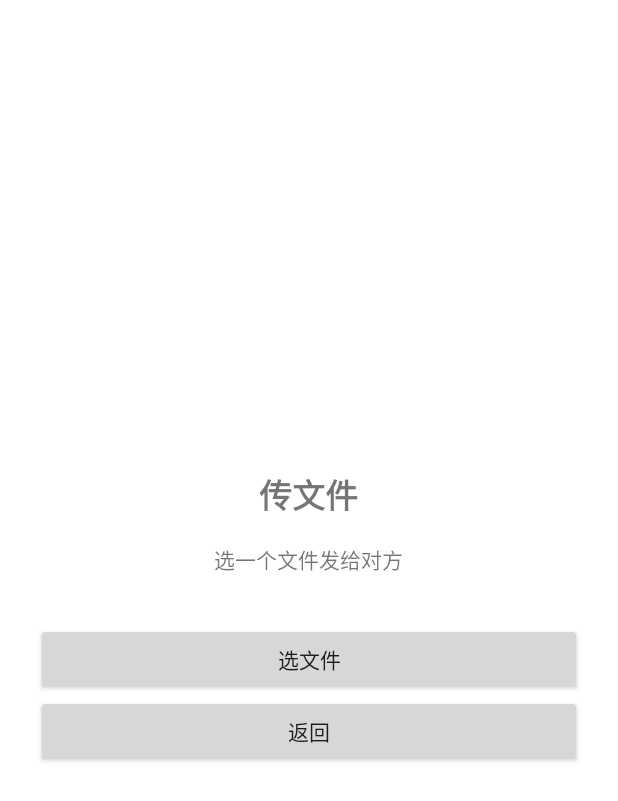
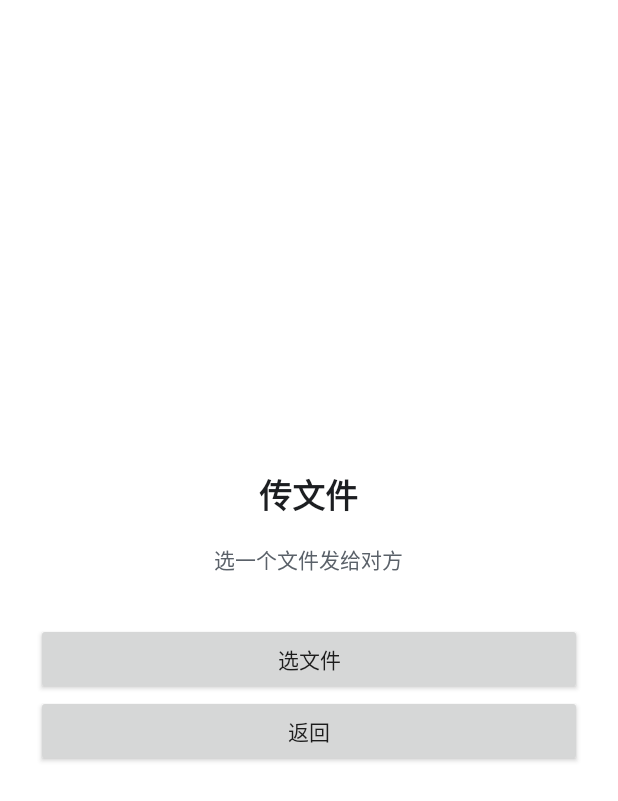
Before and after one commit to T13424343468/taolink-cloud-test, an Android app: the FileTransferActivity screen opened directly, with no data from a screen before it, on a phone screen of 412 x 824 dp. Shown: the top 801 px of the screen. Run offline under Robolectric (Android 15) with nearby library versions, the phone set to English and light mode, and no system bars; 1 statement that could not run was skipped.

Commit message:
style(tokens): R3 收尾——通话画布色定案+文件页接线。定案：视频画布双主题恒深（原型 v8 通话页口径），新增画布专用令牌 gl_canvas/gl_on_canvas/gl_canvas_scrim/gl_hangup 只放 values 不放 night；通话两页与文件页布局 hex 清零，文件页补 brand_bg 底+brand_text/gl_ink2 文字。依据=原型 v8 复审零改动+老板令 2026-11-19 23:47 全速推进放行；构建 assembleDebug+test 零错零警绿（/tmp/r3_canvas_build.log 留档）

```diff
--- a/app/src/main/res/layout/activity_controlled_call.xml
+++ b/app/src/main/res/layout/activity_controlled_call.xml
@@ -3,7 +3,7 @@
 <FrameLayout xmlns:android="http://schemas.android.com/apk/res/android"
     android:layout_width="match_parent"
     android:layout_height="match_parent"
-    android:background="#111111">
+    android:background="@color/gl_canvas">
 
     <org.webrtc.SurfaceViewRenderer
         android:id="@+id/call_remote_view"
@@ -25,6 +25,6 @@
         android:layout_gravity="bottom|center_horizontal"
         android:layout_margin="16dp"
         android:text="@string/call_status_connected"
-        android:textColor="#FFFFFF"
+        android:textColor="@color/gl_on_canvas"
         android:textSize="13sp" />
 </FrameLayout>
--- a/app/src/main/res/layout/activity_file_transfer.xml
+++ b/app/src/main/res/layout/activity_file_transfer.xml
@@ -4,13 +4,15 @@
     android:layout_height="match_parent"
     android:orientation="vertical"
     android:gravity="center"
-    android:padding="24dp">
+    android:padding="24dp"
+    android:background="@color/brand_bg">
 
     <TextView
         android:id="@+id/file_title"
         android:layout_width="wrap_content"
         android:layout_height="wrap_content"
         android:text="@string/file_title"
+        android:textColor="@color/brand_text"
         android:textSize="22sp"
         android:textStyle="bold" />
 
@@ -19,7 +21,8 @@
         android:layout_width="wrap_content"
         android:layout_height="wrap_content"
         android:layout_marginTop="16dp"
-        android:text="@string/file_status_idle" />
+        android:text="@string/file_status_idle"
+        android:textColor="@color/gl_ink2" />
 
     <Button
         android:id="@+id/btn_file_pick"
--- a/app/src/main/res/values/colors.xml
+++ b/app/src/main/res/values/colors.xml
@@ -23,4 +23,10 @@
     <color name="gl_ok">#4A7C59</color>
     <color name="gl_line">#E8E6E1</color>
     <color name="gl_edge">#1A1C1E21</color>
+
+    <!-- 画布专用令牌：视频通话画布双主题恒深（原型 v8 通话页口径），不放 night 覆盖 -->
+    <color name="gl_canvas">#111111</color>
+    <color name="gl_on_canvas">#FFFFFF</color>
+    <color name="gl_canvas_scrim">#66000000</color>
+    <color name="gl_hangup">#FF8A80</color>
 </resources>
```
Also changed, not shown: app/src/main/res/layout/activity_master_call.xml (+6 -6 lines).
